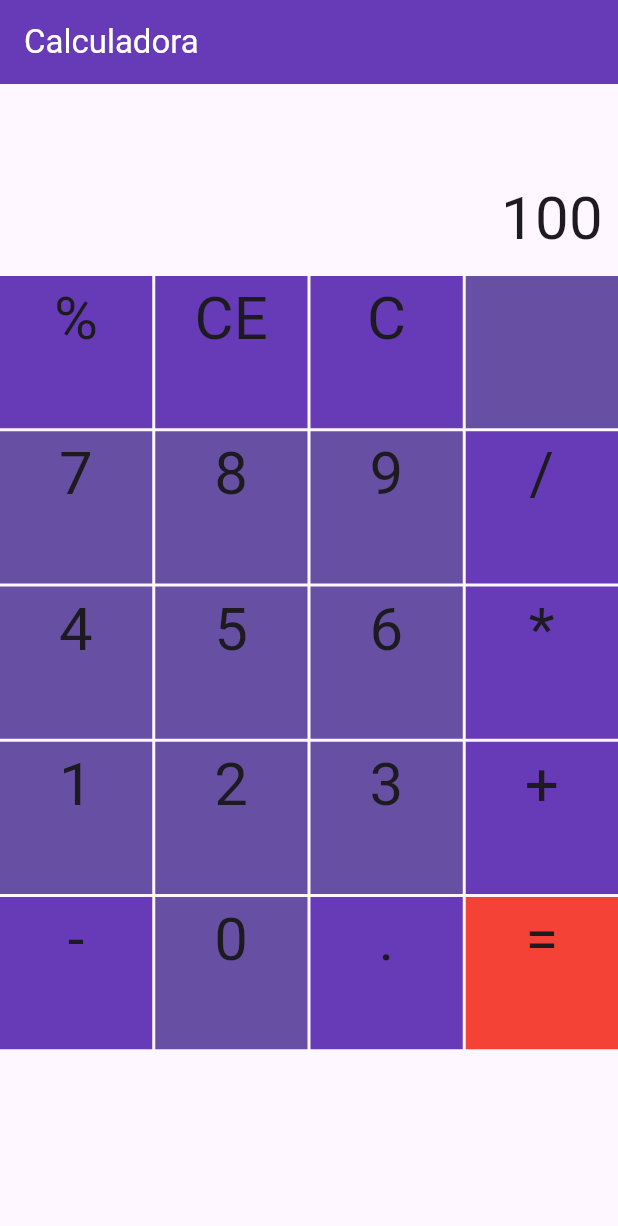
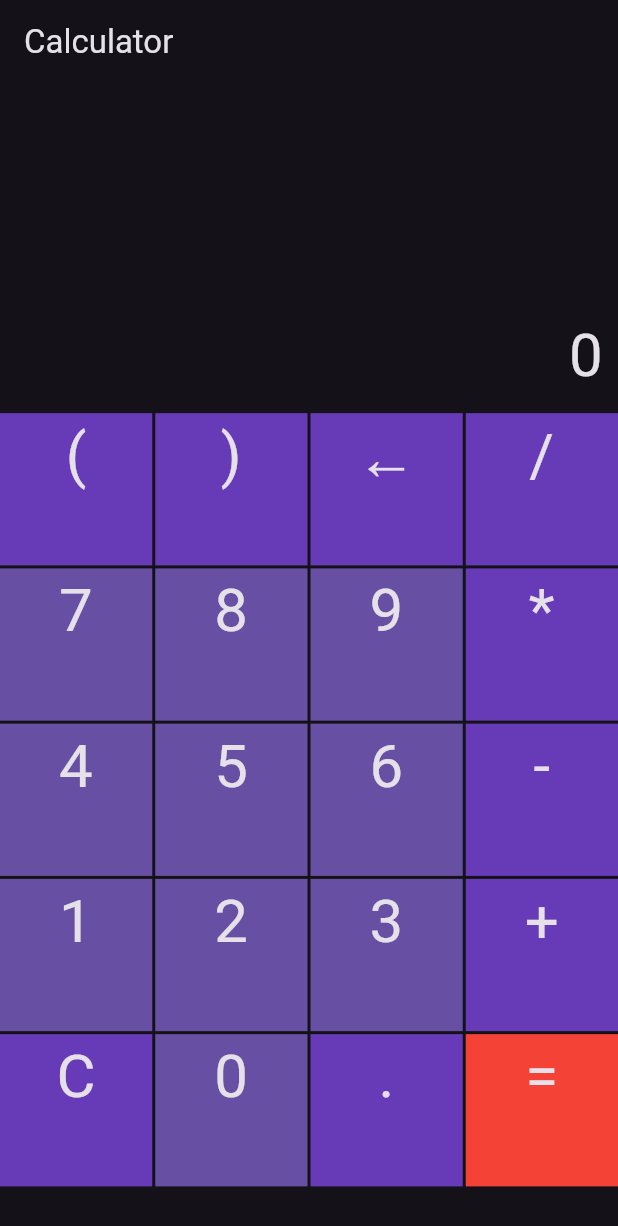
Before and after one commit to adalbertobazilio/calculadora, a Flutter app: the screen it shows after launch, on a phone screen of 412 x 824 dp. Shown: the top 1226 px of the screen. Run offline on Flutter 3.47's test engine with Material 3 defaults, Android fonts, the phone set to English and light mode, and no system bars; missing offline and left inert: function_tree.

```diff
--- a/lib/main.dart
+++ b/lib/main.dart
@@ -1,11 +1,14 @@
-import 'dart:math';
-
+import 'package:calculadora/functions/functions.dart';
 import 'package:calculadora/ui/buttons.dart';
 import 'package:calculadora/ui/display.dart';
 import 'package:flutter/material.dart';
+import 'package:provider/provider.dart';
 
 void main() {
-  runApp(const MyApp());
+  runApp(ChangeNotifierProvider(
+    create: (_) => Functions(),
+    child: const MyApp(),
+  ));
 }
 
 class MyApp extends StatelessWidget {
@@ -15,19 +18,16 @@ class MyApp extends StatelessWidget {
   Widget build(BuildContext context) {
     return MaterialApp(
       debugShowCheckedModeBanner: false,
-      theme: ThemeData(
-        colorScheme: ColorScheme.fromSeed(seedColor: Colors.deepPurple),
+      theme: ThemeData.dark(
         useMaterial3: true,
       ),
       home: Scaffold(
         appBar: AppBar(
-          title:
-              const Text(style: TextStyle(color: Colors.white), "Calculadora"),
-          backgroundColor: Colors.deepPurple,
+          title: const Text("Calculator"),
         ),
         body: const Column(
           children: [
-            Expanded(flex: 1, child: Display(value: "100")),
+            Expanded(flex: 2, child: Display()),
             Expanded(flex: 5, child: Buttons())
           ],
         ),
--- a/lib/ui/button.dart
+++ b/lib/ui/button.dart
@@ -1,4 +1,6 @@
+import 'package:calculadora/functions/functions.dart';
 import 'package:flutter/material.dart';
+import 'package:provider/provider.dart';
 
 class Button extends StatelessWidget {
   final String value;
@@ -9,9 +11,17 @@ class Button extends StatelessWidget {
   Widget build(BuildContext context) {
     return Container(
       color: color,
-      child: Text(value,
-      textAlign: TextAlign.center,
-      style: TextStyle(fontSize: 40),
+      child: Material(
+        color: Colors.transparent,
+        child: InkWell(
+          onTap: () {
+            Provider.of<Functions>(context, listen: false).onClick(value);
+          },
+          child: Text(value,
+          textAlign: TextAlign.center,
+          style: const TextStyle(fontSize: 40),
+          ),
+        ),
       ),
     );
   }
--- a/lib/ui/buttons.dart
+++ b/lib/ui/buttons.dart
@@ -11,23 +11,23 @@ class Buttons extends StatelessWidget {
       crossAxisSpacing: 2,
       mainAxisSpacing: 2,
       children: const [
-        Button(value: "%", color: Colors.deepPurple),
-        Button(value: "CE", color: Colors.deepPurple),
-        Button(value: "C", color: Colors.deepPurple),
-        Button(value: "", color: Color(0xFF6750A4)),
+        Button(value: "(", color: Colors.deepPurple),
+        Button(value: ")", color: Colors.deepPurple),
+        Button(value: "←", color: Colors.deepPurple),
+        Button(value: "/", color: Colors.deepPurple),
         Button(value: "7", color: Color(0xFF6750A4)),
         Button(value: "8", color: Color(0xFF6750A4)),
         Button(value: "9", color: Color(0xFF6750A4)),
-        Button(value: "/", color: Colors.deepPurple),
+        Button(value: "*", color: Colors.deepPurple),
         Button(value: "4", color: Color(0xFF6750A4)),
         Button(value: "5", color: Color(0xFF6750A4)),
         Button(value: "6", color: Color(0xFF6750A4)),
-        Button(value: "*", color: Colors.deepPurple),
+        Button(value: "-", color: Colors.deepPurple),
         Button(value: "1", color: Color(0xFF6750A4)),
         Button(value: "2", color: Color(0xFF6750A4)),
         Button(value: "3", color: Color(0xFF6750A4)),
         Button(value: "+", color: Colors.deepPurple),
-        Button(value: "-", color: Colors.deepPurple),
+        Button(value: "C", color: Colors.deepPurple),
         Button(value: "0", color: Color(0xFF6750A4)),
         Button(value: ".", color: Colors.deepPurple),
         Button(value: "=", color: Colors.red),
--- a/lib/ui/display.dart
+++ b/lib/ui/display.dart
@@ -1,20 +1,23 @@
+import 'package:calculadora/functions/functions.dart';
 import 'package:flutter/material.dart';
+import 'package:provider/provider.dart';
 
 class Display extends StatelessWidget {
-  final String value;
-  const Display({super.key, required this.value});
+  const Display({super.key});
 
   @override
   Widget build(BuildContext context) {
+    return Consumer<Functions>(builder: (_, functions, __) {
       return Padding(
           padding: const EdgeInsets.all(10),
           child: Align(
               alignment: Alignment.bottomRight,
               child: Text(
-              value,
+                functions.displayValue.isEmpty ? "0" : functions.displayValue,
                 style: const TextStyle(
                   fontSize: 40,
                 ),
               )));
+    });
   }
 }
--- a/pubspec.yaml
+++ b/pubspec.yaml
@@ -35,6 +35,8 @@ dependencies:
   # The following adds the Cupertino Icons font to your application.
   # Use with the CupertinoIcons class for iOS style icons.
   cupertino_icons: ^1.0.8
+  provider: ^6.1.2
+  function_tree: ^0.9.1
 
 dev_dependencies:
   flutter_test:
```
Also changed, not shown: lib/functions/functions.dart (added, +36 -0 lines), pubspec.lock. Lines whose indentation alone changed are shown as unchanged.
